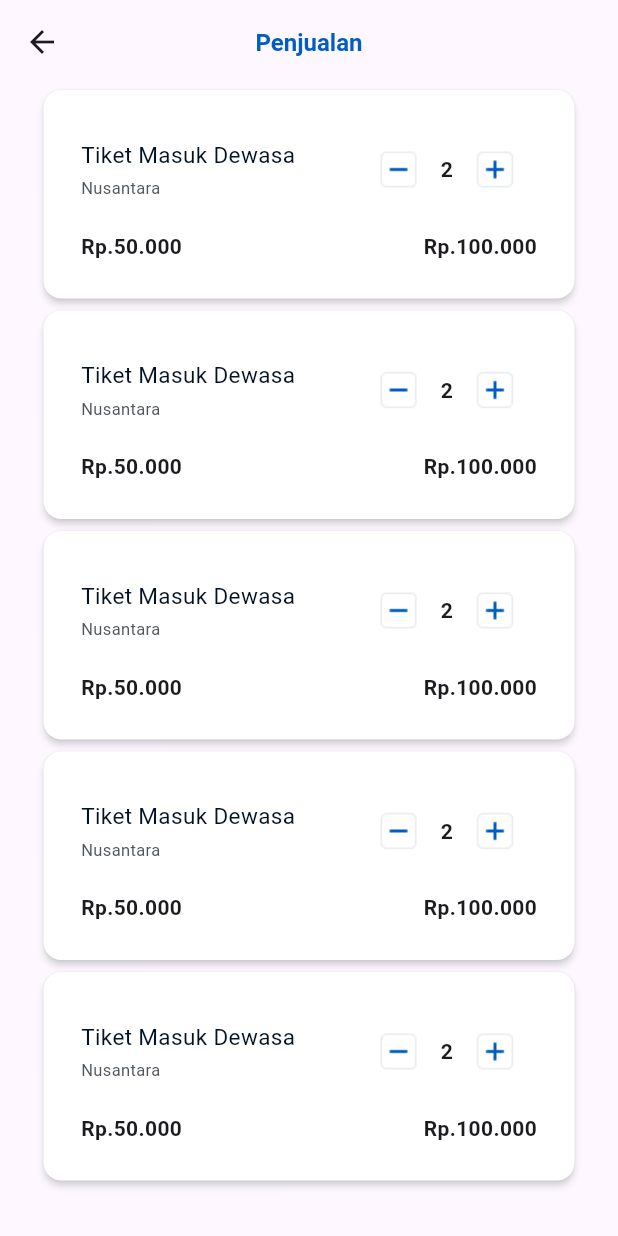
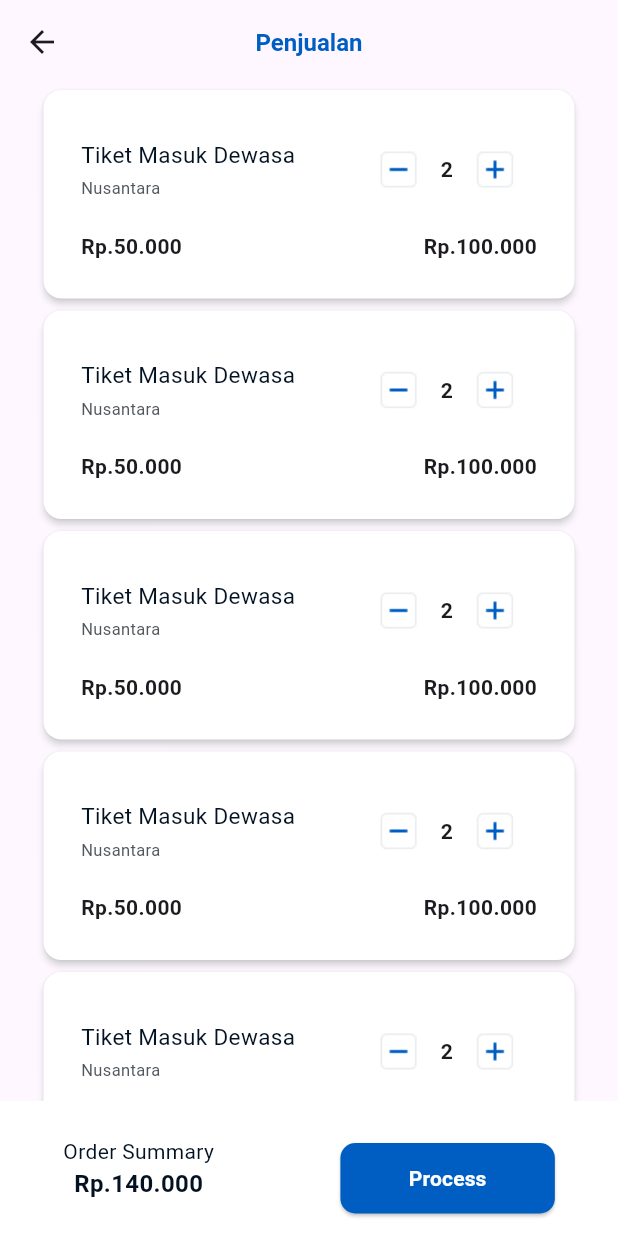
Before and after one commit to Ridhsuki/idn-eticket-app, a Flutter app: the HomeScreen screen opened directly, on a phone screen of 412 x 824 dp. Run offline on Flutter 3.47's test engine with Material 3 defaults, Android fonts, the phone set to English and light mode, and no system bars; our stand-ins replace flutter_svg.

Commit message:
feat ui: order summary and button processing in bottom of screen and top of bottomnavbar

```diff
--- a/eticket_flutter_app/lib/ui/home/home_screen.dart
+++ b/eticket_flutter_app/lib/ui/home/home_screen.dart
@@ -52,16 +52,76 @@ class HomeScreen extends StatelessWidget {
         ),
         centerTitle: true,
       ),
-      body: Padding(
-        padding: const EdgeInsets.symmetric(horizontal: 25),
-        child: AppCard(),
+      body: Stack(
+        children: [
+          Padding(
+            padding: const EdgeInsets.symmetric(horizontal: 25),
+            child: AppCard(), // Card Produk Tiket
+          ),
+          Align(
+            alignment: Alignment.bottomCenter,
+            child: Container(
+              color: Color(0xffffffff),
+              width: double.infinity,
+              height: 90,
+              child: Row(
+                mainAxisAlignment: MainAxisAlignment.spaceAround,
+                children: [
+                  Column(
+                mainAxisAlignment: MainAxisAlignment.center,
+                    children: [
+                      Text(
+                        'Order Summary',
+                        style: TextStyle(
+                          fontSize: 14,
+                          color: Color(0xff031222),
+                        ),
+                      ),
+                      Text(
+                        'Rp.140.000',
+                        style: TextStyle(
+                          fontSize: 16,
+                          fontWeight: FontWeight.bold,
+                          color: Color(0xff031222),
+                        ),
+                      ),
+                    ],
+                  ),
+                  Container(
+                    margin: EdgeInsets.only(top: 28, bottom: 15),
+                    width: 143,
+                    height: 48,
+                    child: ElevatedButton(
+                      style: ElevatedButton.styleFrom(
+                        backgroundColor: AppColor.mainColor,
+                        shape: RoundedRectangleBorder(
+                          borderRadius: BorderRadius.circular(10)
+                        )
+                      ),
+                      onPressed: () {},
+                      child: Text(
+                        'Process',
+                        style: TextStyle(
+                          color: Colors.white,
+                          fontSize: 14,
+                          fontWeight: FontWeight.bold,
+                        ),
+                      ),
+                    ),
+                  ),
+                ],
+              ),
+            ),
+          ),
+        ],
       ),
     );
   }
 }
 
+// Card Widget
 class AppCard extends StatelessWidget {
-  const AppCard({super.key, });
+  const AppCard({super.key});
 
   @override
   Widget build(BuildContext context) {
```
